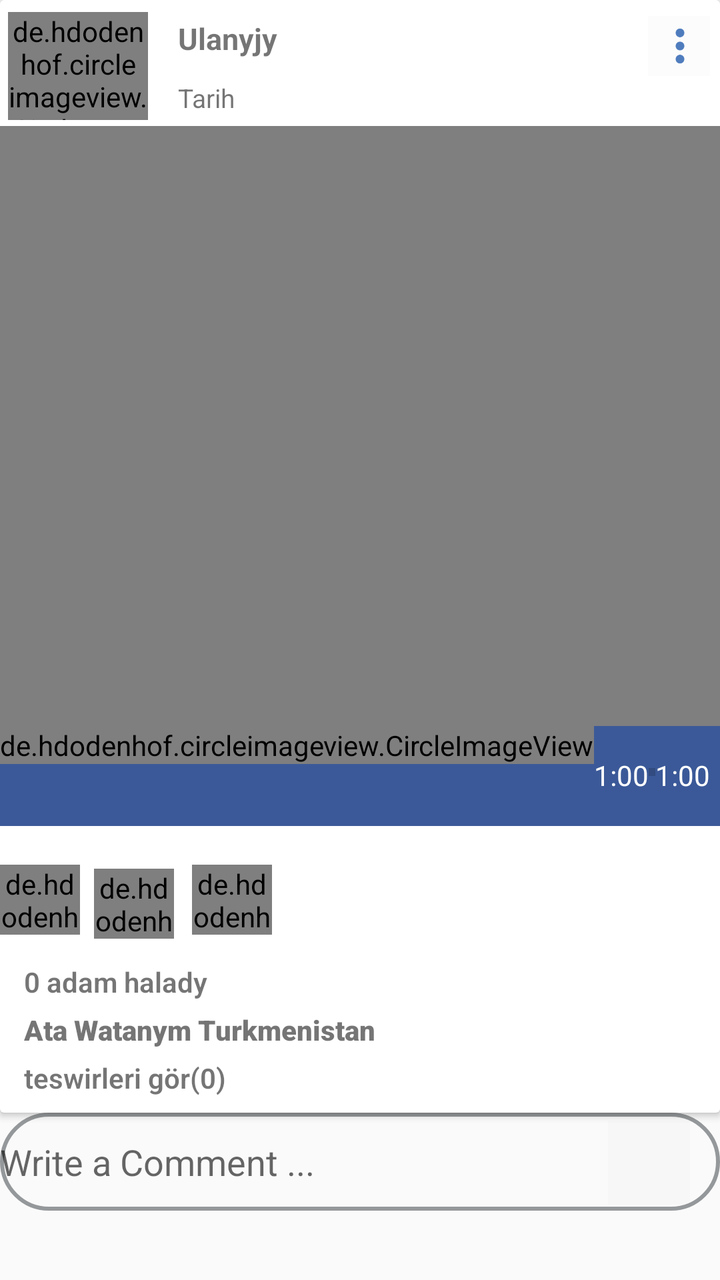
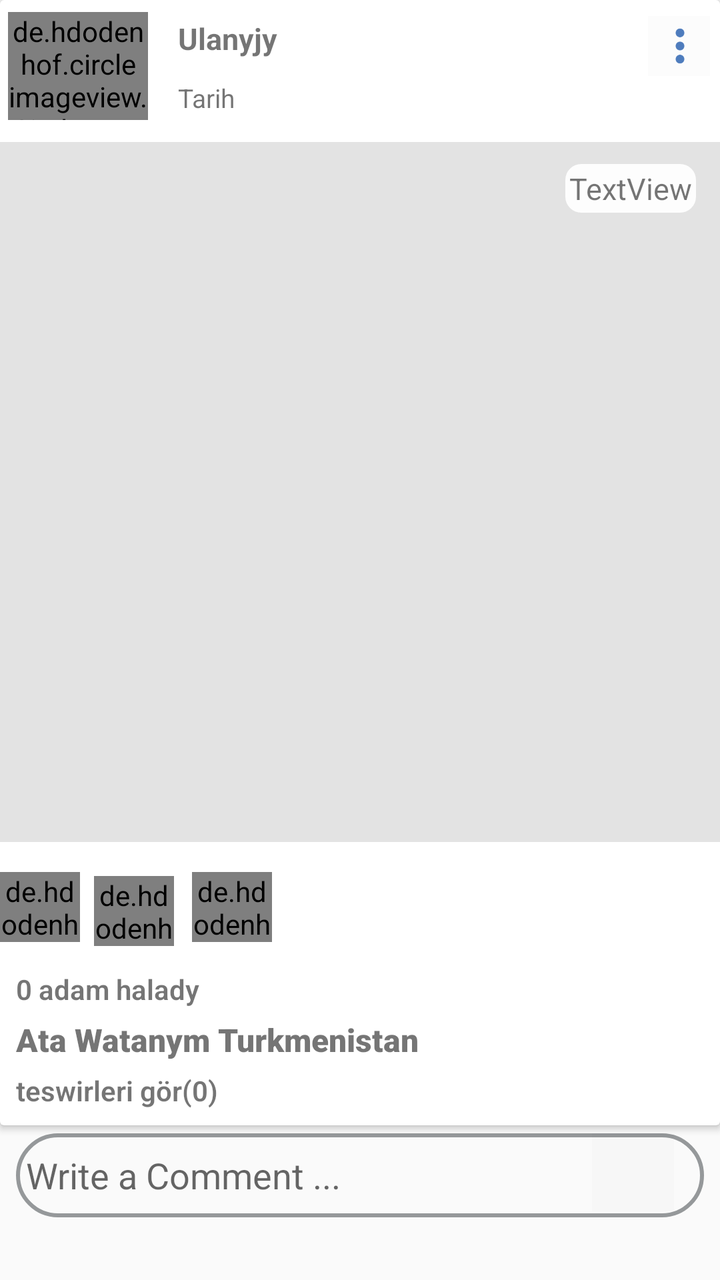

The first picture is an Android layout as it rendered before a commit; the second is the same layout after the commit. The layout source and the unified diff follow.
<!-- AndroidManifest.xml: application theme AppTheme -->
<!-- res/layout/recycle_yeke_haly4.xml -->
<?xml version="1.0" encoding="utf-8"?>
<RelativeLayout xmlns:android="http://schemas.android.com/apk/res/android"
    xmlns:app="http://schemas.android.com/apk/res-auto"
    xmlns:tools="http://schemas.android.com/tools"
    android:layout_width="match_parent"
    android:layout_height="wrap_content"
    android:layout_marginBottom="15dp">

    <EditText
        android:id="@+id/recycle_yeke_haly_komment_edit"
        android:layout_width="400dp"
        android:layout_height="49dp"

        android:layout_below="@+id/main_blog_post"
        android:layout_marginTop="0dp"

        android:background="@drawable/search"
        android:ems="10"
        android:hint="Write a Comment ..."
        android:inputType="text" />

    <ImageButton
        android:id="@+id/recycle_yeke_haly_komment_ugrat"
        android:layout_width="41dp"
        android:layout_height="42dp"

        android:layout_below="@+id/main_blog_post"
        android:layout_alignEnd="@+id/recycle_yeke_haly_komment_edit"
        android:layout_alignBottom="@+id/recycle_yeke_haly_komment_edit"
        android:layout_marginTop="4dp"
        android:layout_marginEnd="15dp"
        android:layout_marginBottom="3dp"
        android:background="@color/cardview_shadow_end_color"
        app:srcCompat="@mipmap/post_send" />

    <android.support.v7.widget.CardView
        android:id="@+id/main_blog_post"
        android:layout_width="match_parent"
        android:layout_height="wrap_content"
        android:backgroundTint="@color/cardview_light_background"
        android:padding="20dp">

        <RelativeLayout
            android:layout_width="match_parent"
            android:layout_height="match_parent">

            <ImageButton
                android:id="@+id/popup"
                android:layout_width="31dp"
                android:layout_height="30dp"

                android:layout_alignBottom="@+id/recycle_yeke_haly_profil"
                android:layout_alignParentTop="true"
                android:layout_alignParentEnd="true"
                android:layout_marginTop="8dp"
                android:layout_marginEnd="5dp"
                android:layout_marginBottom="22dp"
                android:background="@color/cardview_shadow_end_color"
                android:scaleType="fitEnd"
                android:src="@mipmap/menu" />

            <ImageView
                android:id="@+id/recycle_yeke_haly_arkafon"
                android:layout_width="415dp"
                android:layout_height="179dp"
                android:layout_alignStart="@+id/recycle_yeke_haly_viewpager"
                android:layout_alignEnd="@+id/recycle_yeke_haly_viewpager"
                android:layout_alignParentTop="true"
                android:layout_marginStart="-4dp"
                android:layout_marginTop="67dp"
                android:layout_marginEnd="0dp"
                android:scaleType="center" />

            <LinearLayout
                android:id="@+id/recycle_yeke_haly_linear"
                android:layout_width="match_parent"
                android:layout_height="20dp"
                android:layout_above="@+id/recycle_yeke_haly_comment"
                android:layout_alignTop="@+id/recycle_yeke_haly_viewpager"
                android:layout_alignParentStart="true"
                android:layout_alignParentEnd="true"
                android:layout_marginStart="-2dp"
                android:layout_marginTop="354dp"
                android:layout_marginEnd="2dp"
                android:layout_marginBottom="-11dp"
                android:gravity="center_vertical|center_horizontal"
                android:orientation="horizontal"
                android:textAlignment="center" />

            <LinearLayout
                android:id="@+id/recycle_yeke_haly_linear_detail"
                android:layout_width="match_parent"
                android:layout_height="wrap_content"
                android:layout_below="@id/recycle_yeke_haly_linear"
                android:layout_alignParentStart="true"
                android:layout_alignParentEnd="true"
                android:layout_marginStart="0dp"
                android:layout_marginEnd="0dp"
                android:orientation="vertical">

                <LinearLayout
                    android:layout_width="match_parent"
                    android:layout_height="match_parent"
                    android:orientation="horizontal">

                    <de.hdodenhof.circleimageview.CircleImageView
                        android:id="@+id/recycle_yeke_haly_like"
                        android:layout_width="40dp"
                        android:layout_height="35dp"


                        android:layout_marginStart="0dp"
                        android:layout_marginTop="6dp"
                        android:src="@mipmap/heart" />

                    <de.hdodenhof.circleimageview.CircleImageView
                        android:id="@+id/recycle_yeke_haly_comment"
                        android:layout_width="40dp"
                        android:layout_height="35dp"


                        android:layout_marginStart="7dp"
                        android:layout_marginTop="8dp"
                        android:src="@drawable/comment" />

                    <de.hdodenhof.circleimageview.CircleImageView
                        android:id="@+id/recycle_yeke_haly_paylas"
                        android:layout_width="40dp"
                        android:layout_height="35dp"

                        android:layout_marginStart="9dp"
                        android:layout_marginTop="6dp"
                        android:src="@drawable/share"

                        app:srcCompat="@drawable/share" />
                </LinearLayout>

                <LinearLayout
                    android:layout_width="match_parent"
                    android:layout_height="match_parent"
                    android:orientation="vertical">

                    <TextView
                        android:id="@+id/recycle_yeke_haly_like_san"
                        android:layout_width="wrap_content"
                        android:layout_height="wrap_content"


                        android:layout_marginStart="12dp"
                        android:layout_marginTop="12dp"
                        android:fontFamily="sans-serif-light"
                        android:text="0 adam halady"
                        android:textSize="14sp"
                        android:textStyle="bold" />

                    <TextView
                        android:id="@+id/recycle_yeke_haly_info"
                        android:layout_width="wrap_content"
                        android:layout_height="match_parent"


                        android:layout_marginStart="12dp"
                        android:layout_marginTop="5dp"
                        android:layout_marginEnd="5dp"
                        android:fontFamily="sans-serif-black"
                        android:text="Ata Watanym Turkmenistan" />

                    <TextView
                        android:id="@+id/recycle_yeke_haly_komment_san"
                        android:layout_width="wrap_content"
                        android:layout_height="wrap_content"


                        android:layout_marginStart="12dp"
                        android:layout_marginTop="5dp"
                        android:layout_marginEnd="0dp"
                        android:layout_marginBottom="8dp"
                        android:fontFamily="sans-serif-light"
                        android:text="teswirleri gör(0)"
                        android:textSize="14sp"
                        android:textStyle="bold" />
                </LinearLayout>

            </LinearLayout>

            <TextView
                android:id="@+id/recycle_yeke_haly_ulanyjy"
                android:layout_width="249dp"
                android:layout_height="29dp"


                android:layout_alignParentTop="true"
                android:layout_marginStart="15dp"
                android:layout_marginTop="9dp"
                android:layout_marginEnd="19dp"
                android:layout_toStartOf="@+id/popup"
                android:layout_toEndOf="@+id/recycle_yeke_haly_profil"
                android:text="@string/ulanyjy"
                android:textAlignment="viewStart"
                android:textSize="15sp"
                android:textStyle="bold"
                tools:ignore="MissingConstraints" />

            <TextView
                android:id="@+id/recycle_yeke_haly_tarih"
                android:layout_width="wrap_content"
                android:layout_height="23dp"


                android:layout_below="@+id/recycle_yeke_haly_ulanyjy"
                android:layout_marginStart="15dp"
                android:layout_marginTop="2dp"
                android:layout_toEndOf="@+id/recycle_yeke_haly_profil"
                android:text="@string/tarih"
                android:textAlignment="center"
                android:textSize="13sp" />

            <TextView
                android:id="@+id/recycle_yeke_haly_surat_sanawy"
                android:layout_width="wrap_content"
                android:layout_height="wrap_content"
                android:layout_alignTop="@+id/recycle_yeke_haly_viewpager"
                android:layout_alignParentEnd="true"
                android:layout_marginTop="11dp"
                android:layout_marginEnd="12dp"
                android:background="@drawable/tegelek_knopka"
                android:text="TextView" />

            <android.support.v4.view.ViewPager
                android:id="@+id/recycle_yeke_haly_viewpager"
                android:layout_width="match_parent"
                android:layout_height="350dp"
                android:layout_below="@+id/recycle_yeke_haly_tarih"
                android:layout_alignParentStart="true"
                android:layout_marginStart="0dp"
                android:layout_marginTop="0dp"
                android:layout_marginBottom="0dp"
                android:background="#e3e3e3">

            </android.support.v4.view.ViewPager>

            <de.hdodenhof.circleimageview.CircleImageView
                android:id="@+id/recycle_yeke_haly_profil"
                android:layout_width="70dp"
                android:layout_height="54dp"

                android:layout_alignParentStart="true"
                android:layout_alignParentTop="true"
                android:layout_marginStart="4dp"
                android:layout_marginTop="6dp"
                android:src="@drawable/profile_placeholder" />

            <de.hdodenhof.circleimageview.CircleImageView
                android:id="@+id/recycle_yeke_haly_profil_surat"
                android:layout_width="212dp"
                android:layout_height="185dp"
                android:layout_alignTop="@+id/recycle_yeke_haly_ulanyjy"
                android:layout_alignParentStart="true"
                android:layout_alignParentEnd="true"
                android:layout_marginStart="99dp"
                android:layout_marginTop="163dp"
                android:layout_marginEnd="100dp"
                android:src="@drawable/profile_placeholder" />

            <RelativeLayout
                android:id="@+id/recycle_yeke_haly_video_relative"
                android:layout_width="match_parent"
                android:layout_height="wrap_content"
                android:layout_below="@id/recycle_yeke_haly_tarih"
                android:layout_alignBottom="@+id/recycle_yeke_haly_viewpager"
                android:layout_marginBottom="0dp">

                <VideoView
                    android:id="@+id/recycle_yeke_haly_videoview"
                    android:layout_width="match_parent"
                    android:layout_height="300dp"
                    android:layout_alignParentStart="true"
                    android:layout_alignParentTop="true"
                    android:layout_alignParentEnd="true"
                    android:layout_marginStart="0dp"
                    android:layout_marginTop="0dp"
                    android:layout_marginEnd="0dp" />

                <LinearLayout
                    android:id="@+id/recycle_yeke_haly_video_detail"
                    android:layout_width="match_parent"
                    android:layout_height="match_parent"
                    android:layout_below="@+id/recycle_yeke_haly_videoview"
                    android:layout_marginTop="0dp"
                    android:background="@color/colorPrimary"
                    android:orientation="horizontal">

                    <de.hdodenhof.circleimageview.CircleImageView
                        android:id="@+id/recycle_yeke_haly_video_play"
                        android:layout_width="wrap_content"
                        android:layout_height="wrap_content"
                        android:src="@mipmap/play">

                    </de.hdodenhof.circleimageview.CircleImageView>

                    <TextView
                        android:id="@+id/recycle_yeke_haly_video_shuwagt"
                        android:layout_width="wrap_content"
                        android:layout_height="wrap_content"
                        android:layout_marginTop="15dp"
                        android:text="1:00"
                        android:textColor="@color/ak" />

                    <ProgressBar
                        android:id="@+id/recycle_yeke_haly_video_progress"
                        style="?android:attr/progressBarStyleHorizontal"
                        android:layout_width="wrap_content"
                        android:layout_height="wrap_content"
                        android:layout_marginTop="15dp"
                        android:layout_weight="1" />

                    <TextView
                        android:id="@+id/recycle_yeke_haly_video_obshywagt"
                        android:layout_width="wrap_content"
                        android:layout_height="wrap_content"
                        android:layout_marginTop="15dp"
                        android:layout_marginEnd="5dp"
                        android:text="1:00"
                        android:textColor="@color/ak" />

                </LinearLayout>

            </RelativeLayout>

        </RelativeLayout>
    </android.support.v7.widget.CardView>
</RelativeLayout>
<!-- resources referenced by this layout -->
<resources>
  <color name="ak">#FFFFFF</color>
  <color name="colorPrimary">#3B5998</color>
  <!-- drawable comment: png bitmap (drawable, 20739 bytes) -->
  <!-- drawable profile_placeholder: png bitmap (drawable, 3491 bytes) -->
  <!-- drawable search (drawable) -->
  <?xml version="1.0" encoding="utf-8"?>
  <shape xmlns:android="http://schemas.android.com/apk/res/android">
  
      <stroke
          android:color="#95989A"
          android:width="2dp"/>
      <corners android:radius="40dp"/>
  </shape>
  <!-- drawable share: png bitmap (drawable, 15733 bytes) -->
  <!-- drawable tegelek_knopka (drawable) -->
  <?xml version="1.0" encoding="utf-8"?>
  <shape xmlns:android="http://schemas.android.com/apk/res/android"
      android:shape="rectangle">
      <solid android:color="#eeffffff" />
      <corners android:bottomRightRadius="8dip"
          android:bottomLeftRadius="8dip"
          android:topRightRadius="8dip"
          android:topLeftRadius="8dip"/>
  </shape>
  <!-- mipmap heart: png bitmap (mipmap-hdpi, 1726 bytes) -->
  <!-- mipmap menu: png bitmap (mipmap-hdpi, 245 bytes) -->
  <!-- mipmap play: png bitmap (mipmap-hdpi, 2617 bytes) -->
  <!-- mipmap post_send: png bitmap (mipmap-hdpi, 459 bytes) -->
  <string name="tarih">Tarih</string>
  <string name="ulanyjy">Ulanyjy</string>
  <style name="AppTheme" parent="Theme.AppCompat.Light.NoActionBar">
          
          <item name="colorPrimary">@color/colorPrimary</item>
          <item name="colorPrimaryDark">@color/colorPrimaryDark</item>
          <item name="colorAccent">@color/colorAccent</item>
      </style>
  <color name="colorPrimaryDark">#2f333f</color>
  <color name="colorAccent">#FF4081</color>
</resources>

<!-- the commit's change to res/layout/recycle_yeke_haly4.xml (unified diff, before → after) -->
@@ -9,15 +9,20 @@
     <EditText
         android:id="@+id/recycle_yeke_haly_komment_edit"
         android:layout_width="400dp"
-        android:layout_height="49dp"
+        android:layout_height="42dp"
 
         android:layout_below="@+id/main_blog_post"
-        android:layout_marginTop="0dp"
-
+
+        android:layout_alignParentStart="true"
+        android:layout_alignParentEnd="true"
+        android:layout_marginStart="8dp"
+        android:layout_marginTop="4dp"
+        android:layout_marginEnd="8dp"
         android:background="@drawable/search"
         android:ems="10"
         android:hint="Write a Comment ..."
-        android:inputType="text" />
+        android:inputType="text"
+        android:paddingStart="5dp" />
 
     <ImageButton
         android:id="@+id/recycle_yeke_haly_komment_ugrat"
@@ -63,26 +68,24 @@
                 android:id="@+id/recycle_yeke_haly_arkafon"
                 android:layout_width="415dp"
                 android:layout_height="179dp"
-                android:layout_alignStart="@+id/recycle_yeke_haly_viewpager"
-                android:layout_alignEnd="@+id/recycle_yeke_haly_viewpager"
-                android:layout_alignParentTop="true"
-                android:layout_marginStart="-4dp"
-                android:layout_marginTop="67dp"
-                android:layout_marginEnd="0dp"
-                android:scaleType="center" />
+                android:layout_below="@+id/recycle_yeke_haly_tarih"
+                android:layout_alignParentStart="true"
+                android:layout_alignParentEnd="true"
+                android:layout_marginStart="8dp"
+                android:layout_marginTop="12dp"
+                android:layout_marginEnd="8dp"
+                android:scaleType="center"
+                android:visibility="gone" />
 
             <LinearLayout
                 android:id="@+id/recycle_yeke_haly_linear"
                 android:layout_width="match_parent"
                 android:layout_height="20dp"
                 android:layout_above="@+id/recycle_yeke_haly_comment"
-                android:layout_alignTop="@+id/recycle_yeke_haly_viewpager"
-                android:layout_alignParentStart="true"
-                android:layout_alignParentEnd="true"
-                android:layout_marginStart="-2dp"
-                android:layout_marginTop="354dp"
+                android:layout_below="@+id/recycle_yeke_haly_viewpager"
+                android:layout_alignParentStart="true"
+                android:layout_alignParentEnd="true"
                 android:layout_marginEnd="2dp"
-                android:layout_marginBottom="-11dp"
                 android:gravity="center_vertical|center_horizontal"
                 android:orientation="horizontal"
                 android:textAlignment="center" />
@@ -91,10 +94,11 @@
                 android:id="@+id/recycle_yeke_haly_linear_detail"
                 android:layout_width="match_parent"
                 android:layout_height="wrap_content"
-                android:layout_below="@id/recycle_yeke_haly_linear"
+                android:layout_alignTop="@+id/recycle_yeke_haly_linear"
                 android:layout_alignParentStart="true"
                 android:layout_alignParentEnd="true"
                 android:layout_marginStart="0dp"
+                android:layout_marginTop="9dp"
                 android:layout_marginEnd="0dp"
                 android:orientation="vertical">
 
@@ -146,7 +150,7 @@
                         android:layout_height="wrap_content"
 
 
-                        android:layout_marginStart="12dp"
+                        android:layout_marginStart="8dp"
                         android:layout_marginTop="12dp"
                         android:fontFamily="sans-serif-light"
                         android:text="0 adam halady"
@@ -159,11 +163,12 @@
                         android:layout_height="match_parent"
 
 
-                        android:layout_marginStart="12dp"
+                        android:layout_marginStart="8dp"
                         android:layout_marginTop="5dp"
                         android:layout_marginEnd="5dp"
                         android:fontFamily="sans-serif-black"
-                        android:text="Ata Watanym Turkmenistan" />
+                        android:text="Ata Watanym Turkmenistan"
+                        android:textSize="16sp" />
 
                     <TextView
                         android:id="@+id/recycle_yeke_haly_komment_san"
@@ -171,7 +176,7 @@
                         android:layout_height="wrap_content"
 
 
-                        android:layout_marginStart="12dp"
+                        android:layout_marginStart="8dp"
                         android:layout_marginTop="5dp"
                         android:layout_marginEnd="0dp"
                         android:layout_marginBottom="8dp"
@@ -215,6 +220,19 @@
                 android:textAlignment="center"
                 android:textSize="13sp" />
 
+            <android.support.v4.view.ViewPager
+                android:id="@+id/recycle_yeke_haly_viewpager"
+                android:layout_width="match_parent"
+
+                android:layout_height="350dp"
+                android:layout_below="@+id/recycle_yeke_haly_tarih"
+                android:layout_alignParentStart="true"
+                android:layout_alignParentEnd="true"
+                android:layout_marginTop="8dp"
+                android:background="#e3e3e3">
+
+            </android.support.v4.view.ViewPager>
+
             <TextView
                 android:id="@+id/recycle_yeke_haly_surat_sanawy"
                 android:layout_width="wrap_content"
@@ -224,20 +242,9 @@
                 android:layout_marginTop="11dp"
                 android:layout_marginEnd="12dp"
                 android:background="@drawable/tegelek_knopka"
-                android:text="TextView" />
-
-            <android.support.v4.view.ViewPager
-                android:id="@+id/recycle_yeke_haly_viewpager"
-                android:layout_width="match_parent"
-                android:layout_height="350dp"
-                android:layout_below="@+id/recycle_yeke_haly_tarih"
-                android:layout_alignParentStart="true"
-                android:layout_marginStart="0dp"
-                android:layout_marginTop="0dp"
-                android:layout_marginBottom="0dp"
-                android:background="#e3e3e3">
-
-            </android.support.v4.view.ViewPager>
+                android:padding="2dp"
+                android:text="TextView"
+                android:textSize="15sp" />
 
             <de.hdodenhof.circleimageview.CircleImageView
                 android:id="@+id/recycle_yeke_haly_profil"
@@ -260,7 +267,8 @@
                 android:layout_marginStart="99dp"
                 android:layout_marginTop="163dp"
                 android:layout_marginEnd="100dp"
-                android:src="@drawable/profile_placeholder" />
+                android:src="@drawable/profile_placeholder"
+                android:visibility="gone" />
 
             <RelativeLayout
                 android:id="@+id/recycle_yeke_haly_video_relative"
@@ -268,7 +276,8 @@
                 android:layout_height="wrap_content"
                 android:layout_below="@id/recycle_yeke_haly_tarih"
                 android:layout_alignBottom="@+id/recycle_yeke_haly_viewpager"
-                android:layout_marginBottom="0dp">
+                android:layout_marginBottom="0dp"
+                android:visibility="gone">
 
                 <VideoView
                     android:id="@+id/recycle_yeke_haly_videoview"
